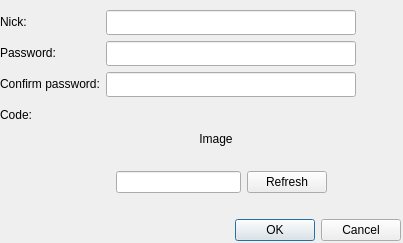
This is ui/register_nick.ui in gitter-badger/simplechatclient as Qt 5 draws it before an edit. The edited form follows.
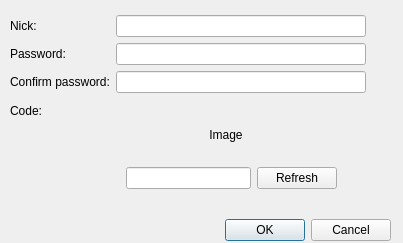
This is the edited form. Icons and pictures are not drawn.

Commit message: fix nicklist; fix options on windows

The edit to the form file:
```diff
--- a/ui/register_nick.ui
+++ b/ui/register_nick.ui
@@ -32,9 +32,9 @@
   <widget class="QWidget" name="verticalLayoutWidget_2">
    <property name="geometry">
     <rect>
-     <x>0</x>
+     <x>10</x>
      <y>0</y>
-     <width>401</width>
+     <width>381</width>
      <height>241</height>
     </rect>
    </property>
@@ -58,7 +58,7 @@
           <property name="minimumSize">
            <size>
             <width>250</width>
-            <height>25</height>
+            <height>0</height>
            </size>
           </property>
           <property name="maximumSize">
@@ -84,7 +84,7 @@
           <property name="minimumSize">
            <size>
             <width>250</width>
-            <height>25</height>
+            <height>0</height>
            </size>
           </property>
           <property name="maximumSize">
@@ -110,7 +110,7 @@
           <property name="minimumSize">
            <size>
             <width>250</width>
-            <height>25</height>
+            <height>0</height>
            </size>
           </property>
           <property name="maximumSize">
```
Left out of the diff: 6 changed lines with no effect on the pictures. The commit also changes 4 other files.
